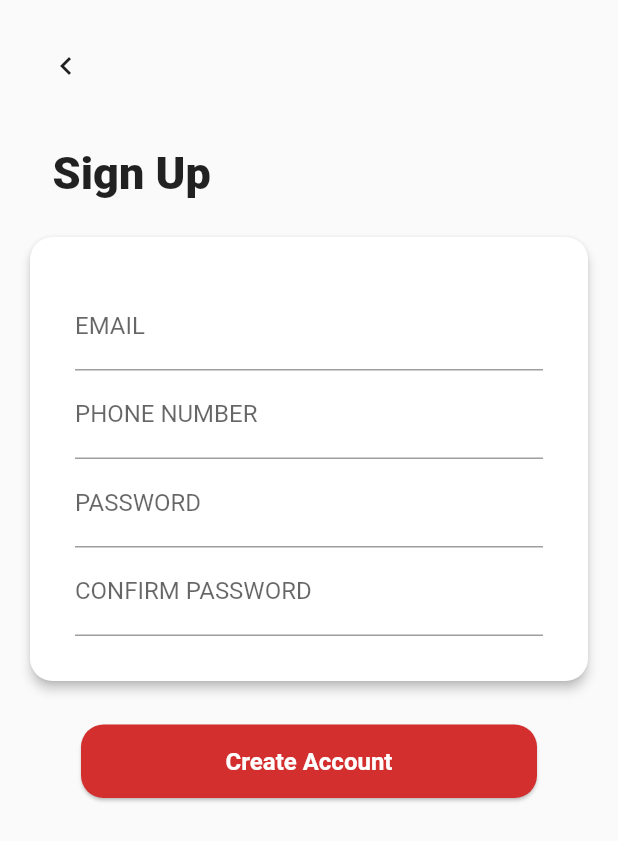
After one commit to skaiteo/corride, a Flutter app: the SignUpPage screen opened directly, on a phone screen of 412 x 824 dp. The commit adds this screen. Shown: the top 841 px of the screen. Run offline on Flutter 3.47's test engine with Material 2 defaults, Android fonts, the phone set to English and light mode, and no system bars.

Commit message:
Added SignUp page

```diff
--- /dev/null
+++ b/lib/sign_up_page.dart
@@ -0,0 +1,182 @@
+import 'package:flutter/material.dart';
+
+class SignUpPage extends StatelessWidget {
+  @override
+  Widget build(BuildContext context) {
+    return Scaffold(
+      body: SafeArea(
+        child: Padding(
+          padding: EdgeInsets.symmetric(horizontal: 20.0),
+          child: Column(
+            children: <Widget>[
+              Container(
+                alignment: Alignment.centerLeft,
+                padding: EdgeInsets.symmetric(vertical: 20.0),
+                child: IconButton(
+                  // padding: EdgeInsets.all(30.0),
+                  icon: Icon(Icons.chevron_left),
+                  onPressed: () {
+                    Navigator.of(context).pop();
+                  },
+                ),
+              ),
+              Expanded(
+                child: SingleChildScrollView(
+                  child: Column(
+                    mainAxisSize: MainAxisSize.min,
+                    children: <Widget>[
+                      Container(
+                        padding: EdgeInsets.symmetric(
+                          vertical: 10.0,
+                          horizontal: 15.0,
+                        ),
+                        alignment: Alignment.centerLeft,
+                        child: Text(
+                          'Sign Up',
+                          style: TextStyle(
+                              fontSize: 30.0, fontWeight: FontWeight.w900),
+                        ),
+                      ),
+                      Card(
+                        // color: Colors.yellow,
+                        margin: EdgeInsets.symmetric(vertical: 15.0),
+                        elevation: 3.0,
+                        shape: RoundedRectangleBorder(
+                          borderRadius: BorderRadius.circular(15.0),
+                        ),
+                        child: Padding(
+                          padding: EdgeInsets.all(30.0),
+                          child: Column(
+                            mainAxisSize: MainAxisSize.min,
+                            children: <Widget>[
+                              TextField(
+                                decoration: InputDecoration(labelText: 'EMAIL'),
+                              ),
+                              TextField(
+                                decoration: InputDecoration(
+                                  labelText: 'PHONE NUMBER',
+                                  prefixText: '+60',
+                                  prefixStyle:
+                                      Theme.of(context).textTheme.subhead,
+                                ),
+                              ),
+                              TextField(
+                                decoration:
+                                    InputDecoration(labelText: 'PASSWORD'),
+                              ),
+                              TextField(
+                                decoration: InputDecoration(
+                                    labelText: 'CONFIRM PASSWORD'),
+                              ),
+                            ],
+                          ),
+                        ),
+                      ),
+                      Padding(
+                        padding: EdgeInsets.symmetric(
+                          horizontal: 30.0,
+                          vertical: 10.0,
+                        ),
+                        child: Card(
+                          color: Theme.of(context).primaryColorDark,
+                          shape: RoundedRectangleBorder(
+                            borderRadius: BorderRadius.circular(15.0),
+                          ),
+                          child: Padding(
+                            padding: EdgeInsets.all(15.0),
+                            child: Container(
+                              alignment: Alignment.center,
+                              width: double.infinity,
+                              child: Text(
+                                'Create Account',
+                                style: TextStyle(
+                                  fontSize: 16.0,
+                                  color: Colors.white,
+                                  fontWeight: FontWeight.w700,
+                                ),
+                              ),
+                            ),
+                          ),
+                        ),
+                      ),
+                    ],
+                  ),
+                ),
+              ),
+            ],
+          ),
+        ),
+      ),
+    );
+  }
+}
+
+// child: Container(
+//   color: Colors.red,
+//   child: Column(
+//     children: <Widget>[
+//       Container(
+//         padding: EdgeInsets.symmetric(
+//           vertical: 10.0,
+//           horizontal: 15.0,
+//         ),
+//         alignment: Alignment.centerLeft,
+//         child: Text(
+//           'Sign Up',
+//           style: TextStyle(fontSize: 30.0),
+//         ),
+//       ),
+//       Text('asdasd'),
+//     ],
+//   ),
+// ),
+
+// Expanded(
+//   child: SingleChildScrollView(
+//     child: Column(
+//       children: <Widget>[
+//         Center(
+//           child: Card(
+//             color: Colors.yellow,
+//             shape: RoundedRectangleBorder(
+//               borderRadius: BorderRadius.circular(15.0),
+//             ),
+//             margin: EdgeInsets.symmetric(vertical: 15.0),
+//             child: Padding(
+//               padding: EdgeInsets.all(30.0),
+//               child: Column(
+//                 mainAxisSize: MainAxisSize.min,
+//                 children: <Widget>[
+//                   TextField(
+//                     decoration:
+//                         InputDecoration(labelText: 'Name'),
+//                   ),
+//                   TextField(
+//                     decoration:
+//                         InputDecoration(labelText: 'Name'),
+//                   ),
+//                   TextField(
+//                     decoration:
+//                         InputDecoration(labelText: 'Name'),
+//                   ),
+//                   TextField(
+//                     decoration:
+//                         InputDecoration(labelText: 'Name'),
+//                   ),
+//                 ],
+//               ),
+//             ),
+//           ),
+//         ),
+//         Card(
+//           color: Colors.orange,
+//           child: Padding(
+//             padding: EdgeInsets.all(15.0),
+//             child: Text('Create Account'),
+//           ),
+//         ),
+//       ],
+//     ),
+//   ),
+// ),
+// ),
```
Also changed, not shown: lib/main.dart (+5 -2 lines).
